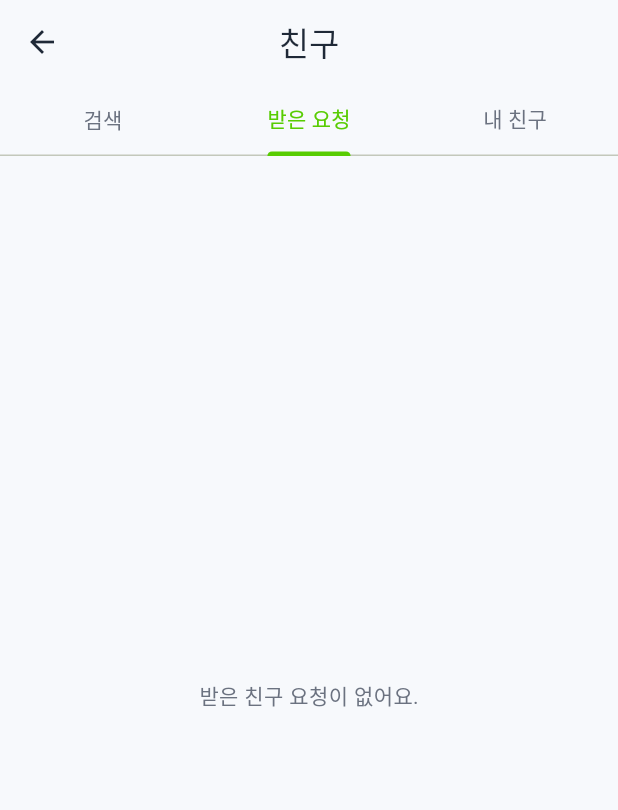
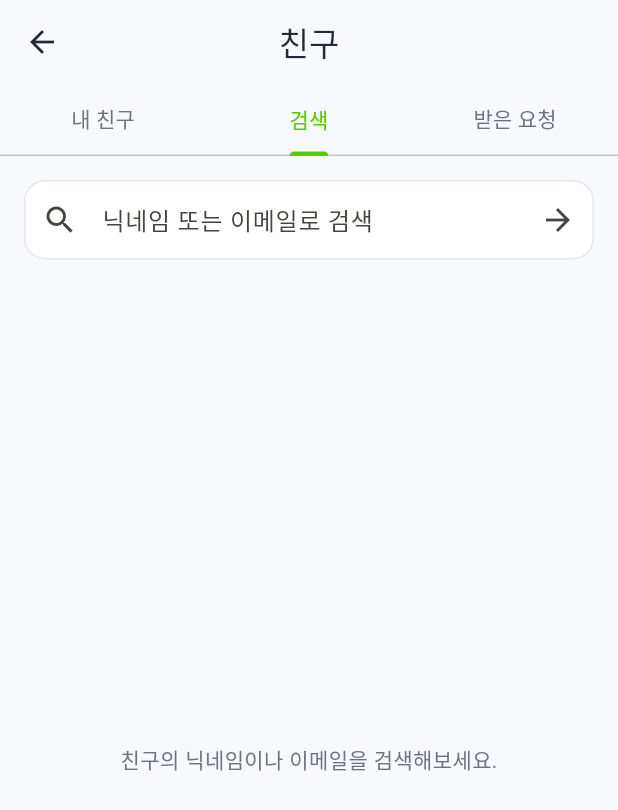
Before and after one commit to gayun829/hamfinz, a Flutter app: the AddFriendScreen screen opened directly, tab 2 chosen, on a phone screen of 412 x 824 dp. Shown: the top 810 px of the screen. Run offline on Flutter 3.47's test engine with Material 3 defaults, Android fonts, the phone set to English and light mode, and no system bars; our stand-ins replace cloud_firestore, cloud_functions, firebase_auth, firebase_core, flutter_svg, webview_flutter; accounts and stored records are empty; project files that could hold a hidden picture were left out.

Commit message:
친구 화면: 내 친구 탭을 맨 앞으로 이동
탭 순서를 검색·받은 요청·내 친구 -> 내 친구·검색·받은 요청으로 변경.

```diff
--- a/lib/screens/friends/add_friend_screen.dart
+++ b/lib/screens/friends/add_friend_screen.dart
@@ -3,7 +3,7 @@
 import '../../services/friend_service.dart';
 import '../../theme/app_theme.dart';
 
-/// 친구 화면. 검색 · 받은 요청 · 내 친구 3개 탭으로 구성된다.
+/// 친구 화면. 내 친구 · 검색 · 받은 요청 3개 탭으로 구성된다.
 class AddFriendScreen extends StatefulWidget {
   const AddFriendScreen({super.key});
 
@@ -200,15 +200,15 @@
           unselectedLabelColor: AppTheme.textSecondary,
           indicatorColor: AppTheme.primaryGreen,
           tabs: [
+            Tab(text: '내 친구${_friends.isEmpty ? '' : ' (${_friends.length})'}'),
             const Tab(text: '검색'),
             Tab(text: '받은 요청${_requests.isEmpty ? '' : ' (${_requests.length})'}'),
-            Tab(text: '내 친구${_friends.isEmpty ? '' : ' (${_friends.length})'}'),
           ],
         ),
       ),
       body: TabBarView(
         controller: _tabController,
-        children: [_buildSearchTab(), _buildRequestsTab(), _buildFriendsTab()],
+        children: [_buildFriendsTab(), _buildSearchTab(), _buildRequestsTab()],
       ),
     );
   }
```
